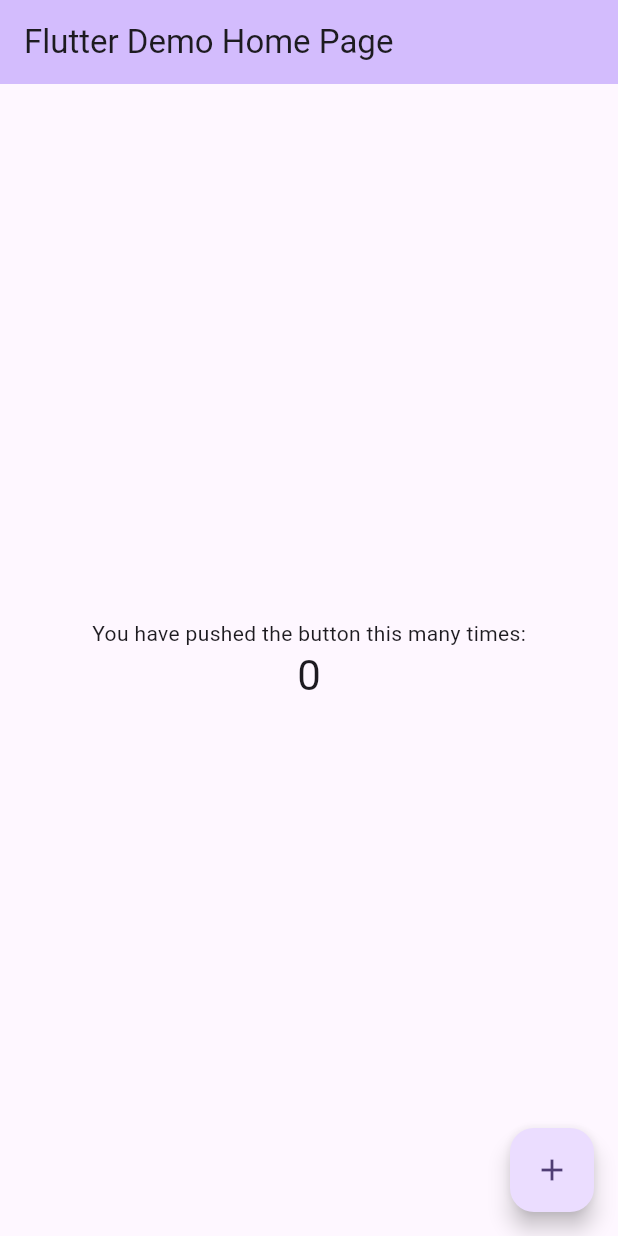
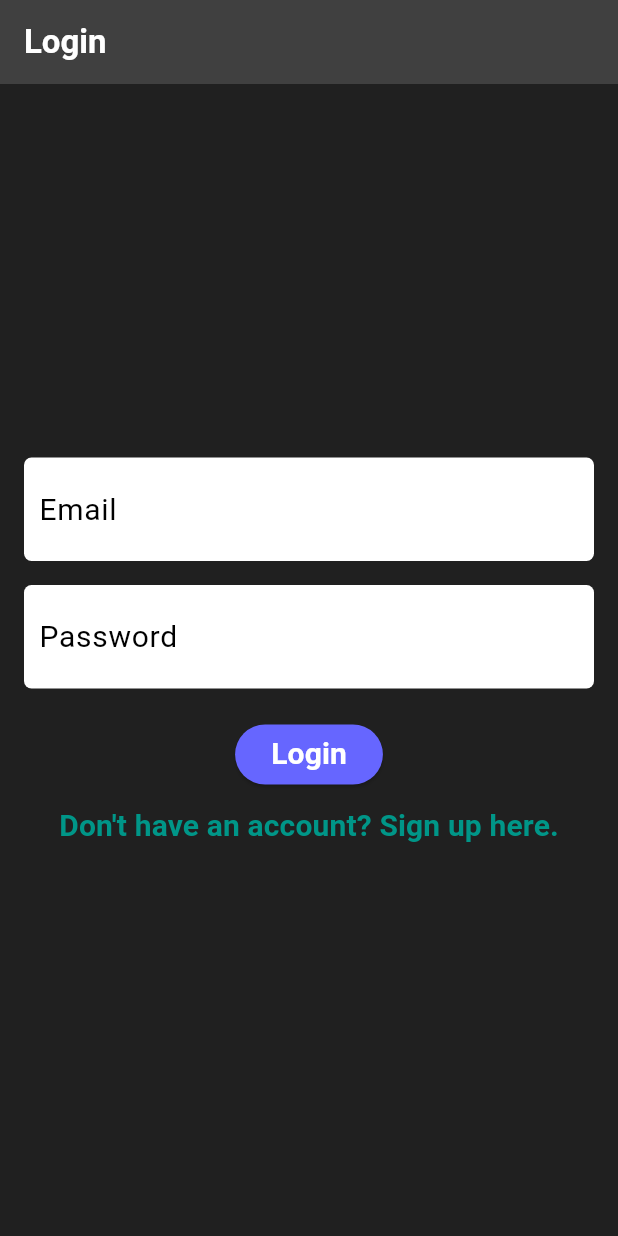
Before and after one commit to souravdebnath109/Flutter-based-Todo-app, a Flutter app: the screen it shows after launch, on a phone screen of 412 x 824 dp. Run offline on Flutter 3.47's test engine with Material 3 defaults, Android fonts, the phone set to English and light mode, and no system bars; our stand-ins replace firebase_auth, firebase_core, firebase_database; accounts and stored records are empty.

Commit message:
Initial commit

```diff
--- /dev/null
+++ b/lib/login.dart
@@ -0,0 +1,136 @@
+import 'package:flutter/material.dart';
+import 'package:firebase_auth/firebase_auth.dart';
+
+class Login extends StatefulWidget {
+  const Login({super.key});
+
+  @override
+  _LoginState createState() => _LoginState();
+}
+
+class _LoginState extends State<Login> {
+  final TextEditingController _emailController = TextEditingController();
+  final TextEditingController _passwordController = TextEditingController();
+  String? _errorMessage;
+
+  void _login() async {
+    try {
+      await FirebaseAuth.instance.signInWithEmailAndPassword(
+        email: _emailController.text.trim(),
+        password: _passwordController.text.trim(),
+      );
+      Navigator.pushReplacementNamed(context, '/todo');
+    } on FirebaseAuthException catch (e) {
+      setState(() {
+        _errorMessage = e.message;
+      });
+    }
+  }
+
+  @override
+  Widget build(BuildContext context) {
+    return Scaffold(
+      appBar: AppBar(
+        backgroundColor: Color.fromRGBO(64, 64, 64, 1),
+        title: const Text(
+          'Login',
+          style: TextStyle(color: Colors.white, fontWeight: FontWeight.bold),
+        ),
+      ),
+
+      body: Container(
+
+        color: Color.fromRGBO(32, 32, 32, 1), // Background color for the entire screen
+        padding: const EdgeInsets.all(16.0),
+
+        child: Column(
+          mainAxisAlignment: MainAxisAlignment.center,
+          children: [
+            Container(
+
+              decoration: BoxDecoration(
+                color: Colors.white, // Background color for the TextField
+                borderRadius: BorderRadius.circular(5.0),
+              ),
+              child: TextField(
+                controller: _emailController,
+                decoration: InputDecoration(
+                  labelText: 'Email',
+                  labelStyle: TextStyle(
+                    fontSize: 20,
+                  //  fontWeight: FontWeight.bold,
+                    color: Colors.black,
+                  ),
+                  border: InputBorder.none, // Remove the default border
+                  contentPadding: EdgeInsets.all(10.0), // Adjust padding inside TextField
+                ),
+                style: TextStyle(
+                  fontSize: 20,
+                //  fontWeight: FontWeight.bold,
+                  color: Colors.black,
+                ),
+              ),
+            ),
+            const SizedBox(height: 16.0), // Add some space between the fields
+            Container(
+              decoration: BoxDecoration(
+                color: Colors.white, // Background color for the TextField
+                borderRadius: BorderRadius.circular(5.0),
+              ),
+              child: TextField(
+                controller: _passwordController,
+                decoration: InputDecoration(
+                  labelText: 'Password',
+                  labelStyle: TextStyle(
+                    fontSize: 20,
+                 //   fontWeight: FontWeight.bold,
+                    color: Colors.black,
+                  ),
+                  border: InputBorder.none, // Remove the default border
+                  contentPadding: EdgeInsets.all(10.0), // Adjust padding inside TextField
+                ),
+                obscureText: true,
+                style: TextStyle(
+                  fontSize: 20,
+                  fontWeight: FontWeight.bold,
+                  color: Colors.black,
+                ),
+              ),
+            ),
+            const SizedBox(height: 20),
+            if (_errorMessage != null)
+              Text(
+                _errorMessage!,
+                style: const TextStyle(color: Colors.red),
+              ),
+            ElevatedButton(
+              onPressed: _login,
+
+              child: const Text(
+                'Login',
+                style: TextStyle(fontWeight: FontWeight.bold, fontSize: 20,color: Colors.white),
+              ),
+              style: ElevatedButton.styleFrom(
+                backgroundColor: Color.fromRGBO(102, 102, 255, 1.0), // Background color for the button
+              ),
+
+            ),
+            TextButton(
+              onPressed: () {
+                Navigator.pushNamed(context, '/signup');
+              },
+              child: const Text(
+                'Don\'t have an account? Sign up here.',
+                style: TextStyle(
+                  color: Colors.teal,
+                  fontWeight: FontWeight.bold,
+                  fontSize: 20,
+                ),
+              ),
+            ),
+          ],
+        ),
+      ),
+    );
+  }
+}
--- a/lib/main.dart
+++ b/lib/main.dart
@@ -1,131 +1,34 @@
 import 'package:flutter/material.dart';
 import 'package:firebase_core/firebase_core.dart';
-import 'firebase_options.dart';
+import 'package:firebase_auth/firebase_auth.dart';
+import 'package:firebase_database/firebase_database.dart';
+import 'login.dart';
+import 'todo.dart';
+import 'signin.dart';
 
 void main() async {
   WidgetsFlutterBinding.ensureInitialized();
-  await Firebase.initializeApp(
-    options: DefaultFirebaseOptions.currentPlatform,
-);
+  await Firebase.initializeApp();
   runApp(const MyApp());
 }
 
 class MyApp extends StatelessWidget {
   const MyApp({super.key});
 
-  // This widget is the root of your application.
   @override
   Widget build(BuildContext context) {
     return MaterialApp(
-      title: 'Flutter Demo',
+      debugShowCheckedModeBanner: false,
+      title: 'Flutter To-Do App',
       theme: ThemeData(
-        // This is the theme of your application.
-        //
-        // TRY THIS: Try running your application with "flutter run". You'll see
-        // the application has a purple toolbar. Then, without quitting the app,
-        // try changing the seedColor in the colorScheme below to Colors.green
-        // and then invoke "hot reload" (save your changes or press the "hot
-        // reload" button in a Flutter-supported IDE, or press "r" if you used
-        // the command line to start the app).
-        //
-        // Notice that the counter didn't reset back to zero; the application
-        // state is not lost during the reload. To reset the state, use hot
-        // restart instead.
-        //
-        // This works for code too, not just values: Most code changes can be
-        // tested with just a hot reload.
-        colorScheme: ColorScheme.fromSeed(seedColor: Colors.deepPurple),
-        useMaterial3: true,
+        primarySwatch: Colors.blue,
       ),
-      home: const MyHomePage(title: 'Flutter Demo Home Page'),
+      initialRoute: FirebaseAuth.instance.currentUser == null ? '/login' : '/todo',
+      routes: {
+        '/login': (context) => const Login(),
+        '/signup': (context) => const Signup(),
+        '/todo': (context) => const Todo(),
+      },
     );
   }
 }
-
-class MyHomePage extends StatefulWidget {
-  const MyHomePage({super.key, required this.title});
-
-  // This widget is the home page of your application. It is stateful, meaning
-  // that it has a State object (defined below) that contains fields that affect
-  // how it looks.
-
-  // This class is the configuration for the state. It holds the values (in this
-  // case the title) provided by the parent (in this case the App widget) and
-  // used by the build method of the State. Fields in a Widget subclass are
-  // always marked "final".
-
-  final String title;
-
-  @override
-  State<MyHomePage> createState() => _MyHomePageState();
-}
-
-class _MyHomePageState extends State<MyHomePage> {
-  int _counter = 0;
-
-  void _incrementCounter() {
-    setState(() {
-      // This call to setState tells the Flutter framework that something has
-      // changed in this State, which causes it to rerun the build method below
-      // so that the display can reflect the updated values. If we changed
-      // _counter without calling setState(), then the build method would not be
-      // called again, and so nothing would appear to happen.
-      _counter++;
-    });
-  }
-
-  @override
-  Widget build(BuildContext context) {
-    // This method is rerun every time setState is called, for instance as done
-    // by the _incrementCounter method above.
-    //
-    // The Flutter framework has been optimized to make rerunning build methods
-    // fast, so that you can just rebuild anything that needs updating rather
-    // than having to individually change instances of widgets.
-    return Scaffold(
-      appBar: AppBar(
-        // TRY THIS: Try changing the color here to a specific color (to
-        // Colors.amber, perhaps?) and trigger a hot reload to see the AppBar
-        // change color while the other colors stay the same.
-        backgroundColor: Theme.of(context).colorScheme.inversePrimary,
-        // Here we take the value from the MyHomePage object that was created by
-        // the App.build method, and use it to set our appbar title.
-        title: Text(widget.title),
-      ),
-      body: Center(
-        // Center is a layout widget. It takes a single child and positions it
-        // in the middle of the parent.
-        child: Column(
-          // Column is also a layout widget. It takes a list of children and
-          // arranges them vertically. By default, it sizes itself to fit its
-          // children horizontally, and tries to be as tall as its parent.
-          //
-          // Column has various properties to control how it sizes itself and
-          // how it positions its children. Here we use mainAxisAlignment to
-          // center the children vertically; the main axis here is the vertical
-          // axis because Columns are vertical (the cross axis would be
-          // horizontal).
-          //
-          // TRY THIS: Invoke "debug painting" (choose the "Toggle Debug Paint"
-          // action in the IDE, or press "p" in the console), to see the
-          // wireframe for each widget.
-          mainAxisAlignment: MainAxisAlignment.center,
-          children: <Widget>[
-            const Text(
-              'You have pushed the button this many times:',
-            ),
-            Text(
-              '$_counter',
-              style: Theme.of(context).textTheme.headlineMedium,
-            ),
-          ],
-        ),
-      ),
-      floatingActionButton: FloatingActionButton(
-        onPressed: _incrementCounter,
-        tooltip: 'Increment',
-        child: const Icon(Icons.add),
-      ), // This trailing comma makes auto-formatting nicer for build methods.
-    );
-  }
-}
--- a/pubspec.yaml
+++ b/pubspec.yaml
@@ -41,6 +41,9 @@ dependencies:
   intl: ^0.19.0
   path_provider: ^2.1.4
   equatable: ^2.0.5
+  firebase_auth: ^5.2.0
+  cloud_firestore: ^5.3.0
+  firebase_database: ^11.1.0
 
 dev_dependencies:
   flutter_test:
```
Also changed, not shown: lib/Insidetodo.dart (added, +25 -0 lines), lib/Todoitem.dart (added, +47 -0 lines), lib/home.dart (added, +57 -0 lines), lib/signin.dart (added, +105 -0 lines), lib/todo.dart (added, +232 -0 lines), pubspec.lock, 9 other files.
